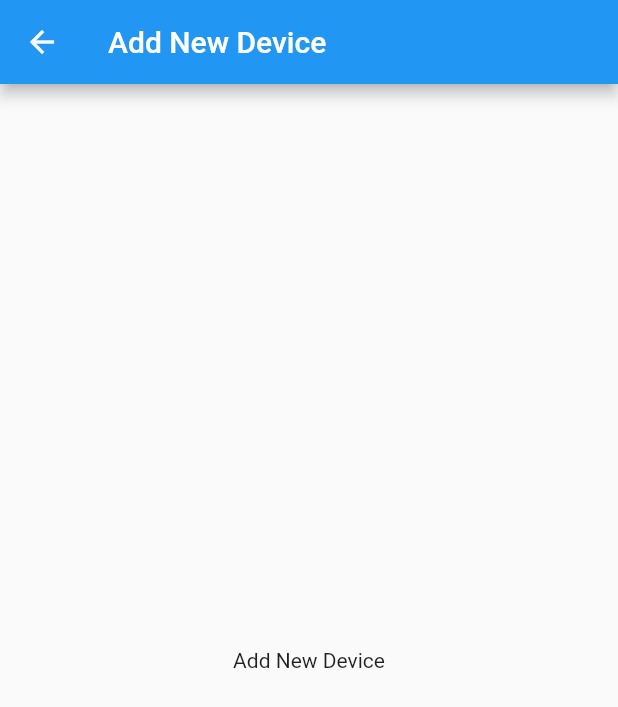
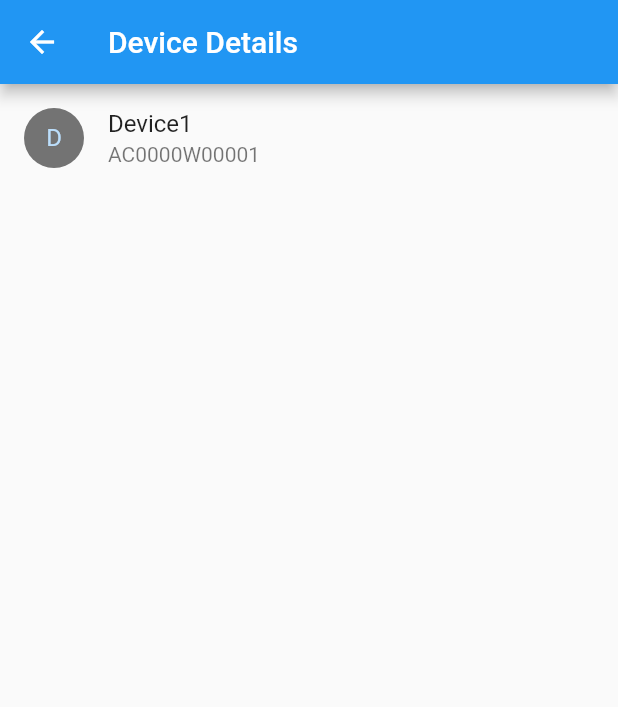
Before and after one commit to lingxuxiong/FlutterAura, a Flutter app: the screen it shows after launch, after a tap on an icon or button, on a phone screen of 412 x 824 dp. Shown: the top 707 px of the screen. Run offline on Flutter 3.47's test engine with Material 2 defaults, Android fonts, the phone set to English and light mode, and no system bars.

Commit message:
add device details screen

```diff
--- /dev/null
+++ b/lib/device_details.dart
@@ -0,0 +1,33 @@
+import 'package:flutter/material.dart';
+
+import 'ayla/AylaDevice.dart';
+
+class DeviceDetails extends StatelessWidget {
+
+  final AylaDevice device;
+
+  DeviceDetails({
+    this.device,
+  }) : super(key: ObjectKey(device));
+
+  Color _getColor(BuildContext context) {
+    return device.online ? Colors.black54 : Theme.of(context).primaryColor;
+  }
+
+  @override
+  Widget build(BuildContext context) {
+    return Scaffold(
+      appBar: AppBar(
+        title: Text('Device Details'),
+      ),
+
+      body: ListTile(
+        leading: CircleAvatar(
+          backgroundColor: _getColor(context),
+          child: Text(device.name[0]),
+        ),
+        title: Text(device.name),
+        subtitle: Text(device.dsn),
+    ));
+  }
+}
--- a/lib/device_list_screen.dart
+++ b/lib/device_list_screen.dart
@@ -1,5 +1,6 @@
 import 'package:aura/add_device_screen.dart';
 import 'package:aura/ayla/AylaDevice.dart';
+import 'package:aura/device_details.dart';
 import 'package:aura/device_list_item.dart';
 import 'package:flutter/material.dart';
 
@@ -14,8 +15,6 @@ class DeviceListScreen extends StatefulWidget {
 }
 
 class _DeviceListScreenState extends State<DeviceListScreen> {
-
-  Set<AylaDevice> _devices = Set<AylaDevice>();
 
   @override
   Widget build(BuildContext context) {
@@ -39,7 +38,8 @@ class _DeviceListScreenState extends State<DeviceListScreen> {
         ],
       ),
 
-      body: ListView(
+      body: widget.devices.isNotEmpty
+          ? ListView(
               padding: EdgeInsets.symmetric(vertical: 8.0),
               children: widget.devices.map((AylaDevice device) {
                return DeviceListItem(
@@ -47,8 +47,11 @@ class _DeviceListScreenState extends State<DeviceListScreen> {
                     onTapped: (AylaDevice device) {
                      _navToDeviceDetailsScreen(context, device);
                    });
-        }).toList(),
-      ),
+             }).toList())
+          : Center(child: GestureDetector(
+                    onTap: () => _navToAddDeviceScreen(context),
+                    child: Text('Empty Device'),
+      )),
 
       floatingActionButton: FloatingActionButton(
         tooltip: 'Add',
@@ -65,7 +68,7 @@ void _navToDeviceDetailsScreen(BuildContext context, AylaDevice device) {
   Navigator.of(context).push(
       MaterialPageRoute<void>(
           builder: (BuildContext context) {
-            return AddDeviceScreen();
+            return DeviceDetails(device: device);
           }
       )
   );
```
Also changed, not shown: lib/demo/counter.dart (renamed from lib/misc/counter.dart), lib/device_empty.dart (deleted), 1 other file. Lines whose indentation alone changed are shown as unchanged.
